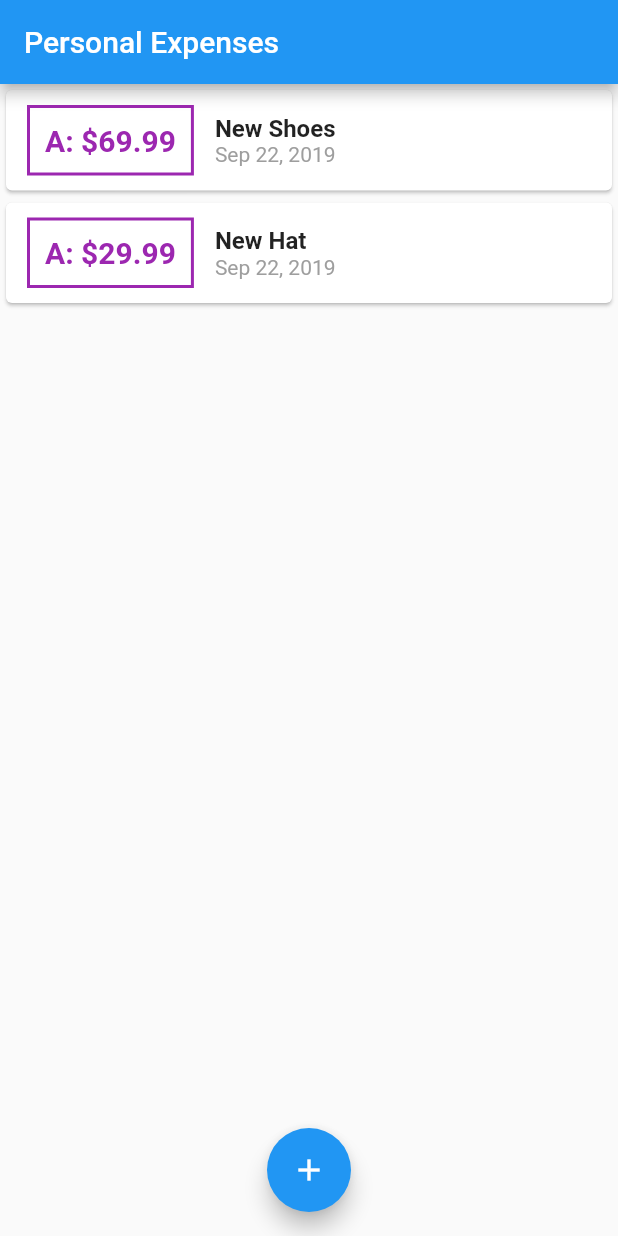
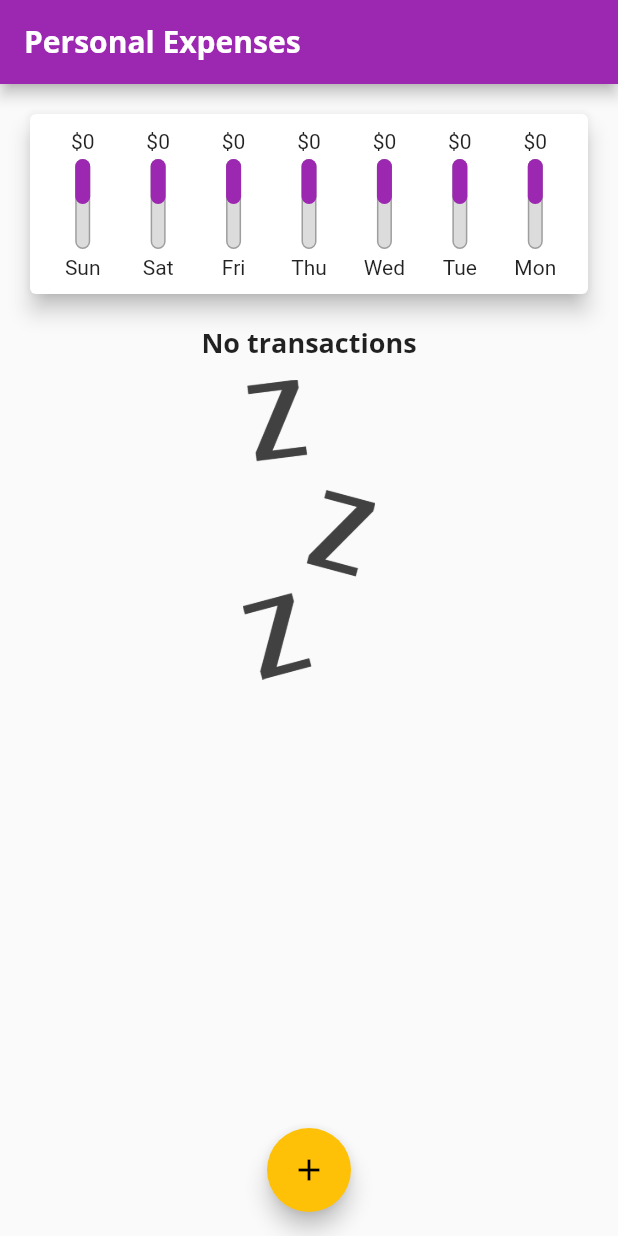
Before and after one commit to GustafHultgren/personal_expenses_flutter, a Flutter app: the screen it shows after launch, on a phone screen of 412 x 824 dp. Run offline on Flutter 3.47's test engine with Material 2 defaults, Android fonts, the phone set to English and light mode, and no system bars.

Commit message:
add chart

```diff
--- a/lib/main.dart
+++ b/lib/main.dart
@@ -1,4 +1,5 @@
 import 'package:flutter/material.dart';
+import 'package:personal_expenses/widgets/chart.dart';
 import 'package:personal_expenses/widgets/transaction_list.dart';
 
 import 'models/transaction.dart';
@@ -10,10 +11,23 @@ class MyApp extends StatelessWidget {
   @override
   Widget build(BuildContext context) {
     return MaterialApp(
-      title: 'Flutter Demo',
+      title: 'Personal Expenses',
       theme: ThemeData(
-        primarySwatch: Colors.blue,
-      ),
+          fontFamily: 'Quicksand',
+          primarySwatch: Colors.purple,
+          accentColor: Colors.amber,
+          textTheme: ThemeData.light().textTheme.copyWith(
+                title: TextStyle(
+                    fontFamily: 'OpenSans',
+                    fontWeight: FontWeight.bold,
+                    fontSize: 18),
+              ),
+          appBarTheme: AppBarTheme(
+              textTheme: ThemeData.light().textTheme.copyWith(
+                  title: TextStyle(
+                      fontFamily: 'OpenSans',
+                      fontSize: 20,
+                      fontWeight: FontWeight.bold)))),
       home: MyHomePage(),
     );
   }
@@ -34,6 +48,7 @@ class _MyHomePageState extends State<MyHomePage> {
       body: SingleChildScrollView(
         child: Column(
           children: <Widget>[
+            Chart(_transactions),
             TransactionList(_transactions),
           ],
         ),
@@ -47,18 +62,18 @@ class _MyHomePageState extends State<MyHomePage> {
   }
 
   final List<Transaction> _transactions = [
-    Transaction(
-      id: 't1',
-      title: 'New Shoes',
-      amount: 69.99,
-      date: DateTime.now(),
-    ),
-    Transaction(
-      id: 't2',
-      title: 'New Hat',
-      amount: 29.99,
-      date: DateTime.now(),
-    ),
+    // Transaction(
+    //   id: 't1',
+    //   title: 'New Shoes',
+    //   amount: 69.99,
+    //   date: DateTime.now(),
+    // ),
+    // Transaction(
+    //   id: 't2',
+    //   title: 'New Hat',
+    //   amount: 29.99,
+    //   date: DateTime.now(),
+    // ),
   ];
 
   void _addTransaction(String title, double amount) {
--- /dev/null
+++ b/lib/widgets/chart.dart
@@ -0,0 +1,92 @@
+import 'package:flutter/material.dart';
+import 'package:intl/intl.dart';
+import '../models/transaction.dart';
+
+class Chart extends StatelessWidget {
+  final List<Transaction> recentTransactions;
+  Chart(this.recentTransactions);
+
+  List<Map<String, Object>> get groupedTransactionValues {
+    return List.generate(7, (index) {
+      final weekDay = DateTime.now().subtract(Duration(days: index));
+      final amount = recentTransactions.fold(0.0, (dayTotal, transaction) {
+        final isSameDay = DateFormat.yMMMd().format(transaction.date) ==
+            DateFormat.yMMMd().format(weekDay);
+        return isSameDay ? transaction.amount : 0.0;
+      });
+      return {'day': DateFormat.E().format(weekDay), 'amount': amount};
+    });
+  }
+
+  double get weeklySpending => groupedTransactionValues.fold(
+      0.0, (total, data) => data['amount'] as double);
+
+  @override
+  Widget build(BuildContext context) {
+    return Card(
+      elevation: 6,
+      margin: EdgeInsets.all(20),
+      child: Padding(
+        padding: const EdgeInsets.all(10),
+        child: Row(
+          children: groupedTransactionValues
+              .map((data) => Flexible(
+                    fit: FlexFit.tight,
+                    child: _ChartBar(
+                      label: data['day'],
+                      spending: data['amount'],
+                      weeklySpending: weeklySpending,
+                    ),
+                  ))
+              .toList(),
+        ),
+      ),
+    );
+  }
+}
+
+class _ChartBar extends StatelessWidget {
+  final String label;
+  final double spending;
+  final double weeklySpending;
+
+  _ChartBar({this.label, this.spending, this.weeklySpending});
+
+  get weeklyFraction =>
+      0.5; //weeklySpending == 0.0 ? 0.0 : spending / weeklySpending;
+
+  @override
+  Widget build(BuildContext context) {
+    return Column(
+      children: <Widget>[
+        FittedBox(child: Text('\$${spending.toStringAsFixed(0)}')),
+        SizedBox(height: 4),
+        Container(
+          height: 60,
+          width: 10,
+          child: Stack(
+            children: <Widget>[
+              Container(
+                decoration: BoxDecoration(
+                    border: Border.all(color: Colors.grey, width: 1),
+                    color: Color.fromRGBO(220, 220, 220, 1),
+                    borderRadius: BorderRadius.circular(10)),
+              ),
+              FractionallySizedBox(
+                heightFactor: weeklyFraction,
+                child: Container(
+                  decoration: BoxDecoration(
+                    color: Theme.of(context).primaryColor,
+                    borderRadius: BorderRadius.circular(10),
+                  ),
+                ),
+              )
+            ],
+          ),
+        ),
+        SizedBox(height: 4),
+        Text(label)
+      ],
+    );
+  }
+}
--- a/lib/widgets/transaction_form.dart
+++ b/lib/widgets/transaction_form.dart
@@ -1,19 +1,24 @@
 import 'package:flutter/material.dart';
 
-class TransactionForm extends StatelessWidget {
+class TransactionForm extends StatefulWidget {
   final Function addTransaction;
   TransactionForm({this.addTransaction});
 
+  @override
+  _TransactionFormState createState() => _TransactionFormState();
+}
+
+class _TransactionFormState extends State<TransactionForm> {
   final titleController = TextEditingController();
+
   final amountController = TextEditingController();
 
   void submit() {
     final title = titleController.text;
     final amount = amountController.text;
-    if (title.isEmpty || amount.isEmpty) {
-      return;
-    } else {
-      addTransaction(title, double.parse(amount));
+    if (title.isNotEmpty && amount.isNotEmpty) {
+      widget.addTransaction(title, double.parse(amount));
+      Navigator.of(context).pop();
     }
   }
 
--- a/lib/widgets/transaction_list.dart
+++ b/lib/widgets/transaction_list.dart
@@ -10,7 +10,25 @@ class TransactionList extends StatelessWidget {
   Widget build(BuildContext context) {
     return Container(
       height: 400,
-      child: ListView.builder(
+      child: transactions.isEmpty
+          ? Column(
+              crossAxisAlignment: CrossAxisAlignment.center,
+              children: <Widget>[
+                Text(
+                  'No transactions',
+                  style: Theme.of(context).textTheme.title,
+                ),
+                SizedBox(height: 12),
+                Container(
+                  height: 200,
+                  child: Image.asset(
+                    'assets/images/waiting.png',
+                    fit: BoxFit.cover,
+                  ),
+                )
+              ],
+            )
+          : ListView.builder(
               itemCount: transactions.length,
               itemBuilder: (ctx, index) {
                 final tx = transactions[index];
@@ -18,9 +36,11 @@ class TransactionList extends StatelessWidget {
                     child: Row(
                   children: <Widget>[
                     Container(
-                margin: EdgeInsets.symmetric(vertical: 10, horizontal: 14),
+                      margin:
+                          EdgeInsets.symmetric(vertical: 10, horizontal: 14),
                       decoration: BoxDecoration(
-                  border: Border.all(color: Colors.purple, width: 2),
+                        border: Border.all(
+                            color: Theme.of(context).primaryColor, width: 2),
                       ),
                       padding: EdgeInsets.all(10),
                       child: Text(
@@ -34,9 +54,10 @@ class TransactionList extends StatelessWidget {
                     Column(
                       crossAxisAlignment: CrossAxisAlignment.start,
                       children: <Widget>[
-                  Text(tx.title,
-                      style:
-                          TextStyle(fontSize: 16, fontWeight: FontWeight.bold)),
+                        Text(
+                          tx.title,
+                          style: Theme.of(context).textTheme.title,
+                        ),
                         Text(
                           DateFormat.yMMMd().format(tx.date),
                           style: TextStyle(color: Colors.grey),
```
Also changed, not shown: pubspec.yaml (+13 -9 lines), assets/fonts/OpenSans-Bold.ttf (added), assets/fonts/OpenSans-Regular.ttf (added), assets/fonts/Quicksand-Bold.ttf (added), assets/fonts/Quicksand-Light.ttf (added), assets/fonts/Quicksand-Medium.ttf (added), assets/fonts/Quicksand-Regular.ttf (added), assets/images/waiting.png (added). Lines whose indentation alone changed are shown as unchanged.
